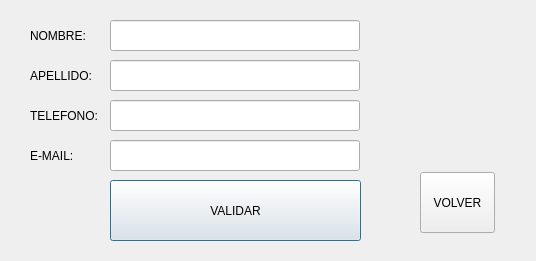
First picture: the form in Proyecto/programa/ventanas/layout/validacion.ui, repository yosoyfunes/python, before the edit.
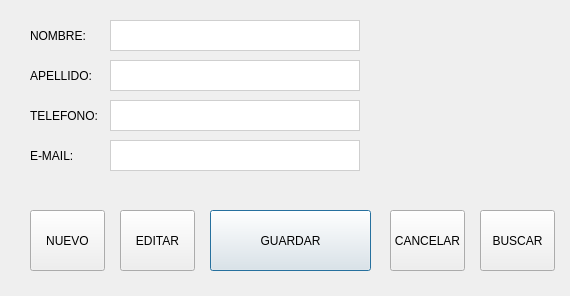
Second picture: the form after the edit. Icons and pictures are not drawn.

Patch:
```diff
--- a/Proyecto/programa/ventanas/layout/validacion.ui
+++ b/Proyecto/programa/ventanas/layout/validacion.ui
@@ -6,14 +6,31 @@
    <rect>
     <x>0</x>
     <y>0</y>
-    <width>536</width>
-    <height>261</height>
+    <width>570</width>
+    <height>296</height>
    </rect>
   </property>
   <property name="windowTitle">
    <string>Datos de Clientes</string>
   </property>
+  <property name="styleSheet">
+   <string notr="true">#nuevo, #editar, #guardar, #cancelar, #buscar {
+	border: 1px solid #CFCFCF;
+	background-color: #d0d0d0;
+	
+}
+
+#nombre, #apellido, #telefono, #email {
+	border: 1px solid #CFCFCF;
+	background-color: #FFFFFF;
+	
+}
+</string>
+  </property>
   <widget class="QLineEdit" name="email">
+   <property name="enabled">
+    <bool>true</bool>
+   </property>
    <property name="geometry">
     <rect>
      <x>110</x>
@@ -22,21 +39,30 @@
      <height>31</height>
     </rect>
    </property>
+   <property name="styleSheet">
+    <string notr="true"/>
+   </property>
   </widget>
   <widget class="QPushButton" name="boton">
    <property name="geometry">
     <rect>
-     <x>110</x>
-     <y>180</y>
-     <width>251</width>
+     <x>210</x>
+     <y>210</y>
+     <width>161</width>
      <height>61</height>
     </rect>
    </property>
+   <property name="styleSheet">
+    <string notr="true"/>
+   </property>
    <property name="text">
-    <string>VALIDAR</string>
+    <string>GUARDAR</string>
    </property>
   </widget>
   <widget class="QLineEdit" name="nombre">
+   <property name="enabled">
+    <bool>true</bool>
+   </property>
    <property name="geometry">
     <rect>
      <x>110</x>
@@ -48,6 +74,9 @@
    <property name="toolTip">
     <string extracomment="ingrese un nombre"/>
    </property>
+   <property name="styleSheet">
+    <string notr="true"/>
+   </property>
    <property name="text">
     <string comment="nombre" extracomment="nombre"/>
    </property>
@@ -59,6 +88,9 @@
    </property>
   </widget>
   <widget class="QLineEdit" name="apellido">
+   <property name="enabled">
+    <bool>true</bool>
+   </property>
    <property name="geometry">
     <rect>
      <x>110</x>
@@ -67,6 +99,9 @@
      <height>31</height>
     </rect>
    </property>
+   <property name="styleSheet">
+    <string notr="true"/>
+   </property>
   </widget>
   <widget class="QLabel" name="txt_nombre">
    <property name="geometry">
@@ -121,6 +156,9 @@
    </property>
   </widget>
   <widget class="QLineEdit" name="telefono">
+   <property name="enabled">
+    <bool>true</bool>
+   </property>
    <property name="geometry">
     <rect>
      <x>110</x>
@@ -129,14 +167,17 @@
      <height>31</height>
     </rect>
    </property>
+   <property name="styleSheet">
+    <string notr="true"/>
+   </property>
   </widget>
   <widget class="QLabel" name="imagen">
    <property name="geometry">
     <rect>
-     <x>400</x>
+     <x>410</x>
      <y>20</y>
-     <width>101</width>
-     <height>91</height>
+     <width>121</width>
+     <height>111</height>
     </rect>
    </property>
    <property name="text">
@@ -155,14 +196,65 @@
   <widget class="QPushButton" name="volver">
    <property name="geometry">
     <rect>
-     <x>420</x>
-     <y>172</y>
+     <x>390</x>
+     <y>210</y>
      <width>75</width>
      <height>61</height>
     </rect>
    </property>
+   <property name="styleSheet">
+    <string notr="true"/>
+   </property>
    <property name="text">
-    <string>VOLVER</string>
+    <string>CANCELAR</string>
+   </property>
+  </widget>
+  <widget class="QPushButton" name="btnEditar">
+   <property name="geometry">
+    <rect>
+     <x>120</x>
+     <y>210</y>
+     <width>75</width>
+     <height>61</height>
+    </rect>
+   </property>
+   <property name="styleSheet">
+    <string notr="true"/>
+   </property>
+   <property name="text">
+    <string>EDITAR</string>
+   </property>
+  </widget>
+  <widget class="QPushButton" name="btnNuevo">
+   <property name="geometry">
+    <rect>
+     <x>30</x>
+     <y>210</y>
+     <width>75</width>
+     <height>61</height>
+    </rect>
+   </property>
+   <property name="styleSheet">
+    <string notr="true"/>
+   </property>
+   <property name="text">
+    <string>NUEVO</string>
+   </property>
+  </widget>
+  <widget class="QPushButton" name="btnBuscar">
+   <property name="geometry">
+    <rect>
+     <x>480</x>
+     <y>210</y>
+     <width>75</width>
+     <height>61</height>
+    </rect>
+   </property>
+   <property name="styleSheet">
+    <string notr="true"/>
+   </property>
+   <property name="text">
+    <string>BUSCAR</string>
    </property>
   </widget>
  </widget>
```
Left out of the diff: 4 changed lines with no effect on the pictures.
